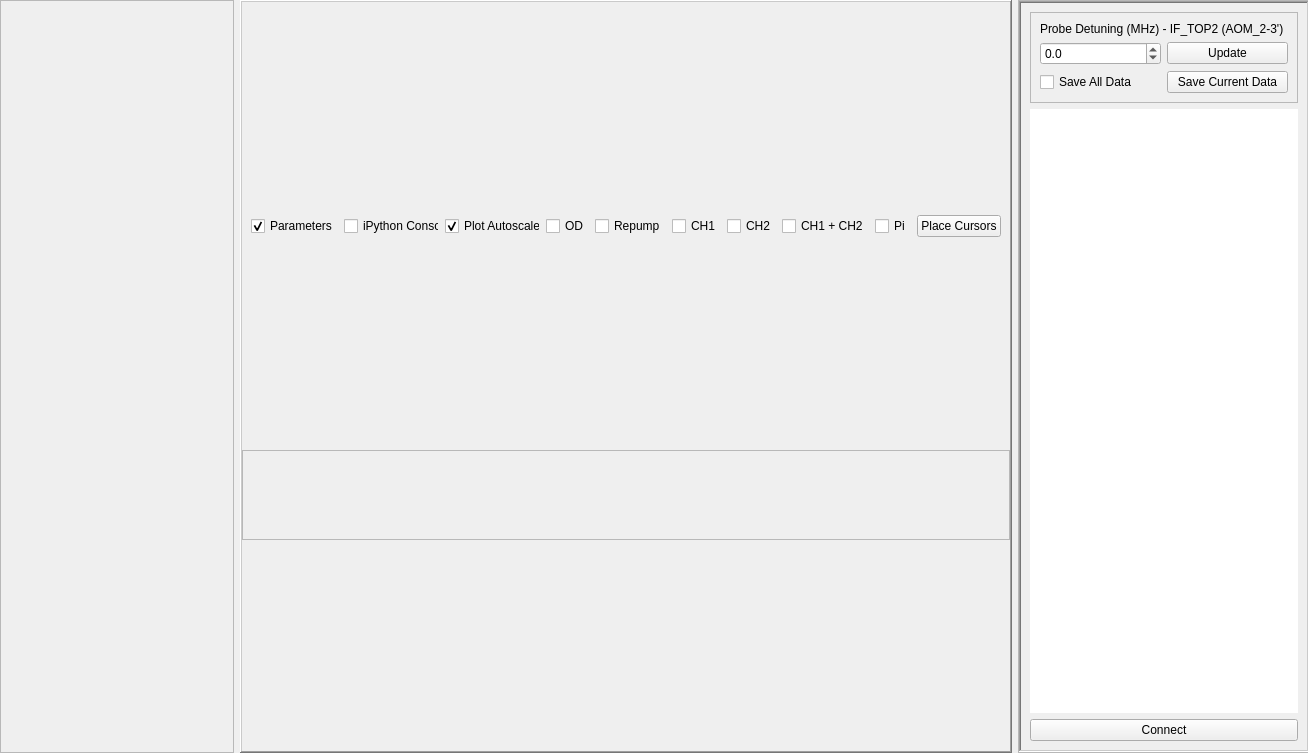
Above: widgets/STIRAP/gui.ui from JeremyQO/GUI-Experiment before the change. Below: the same form after it.
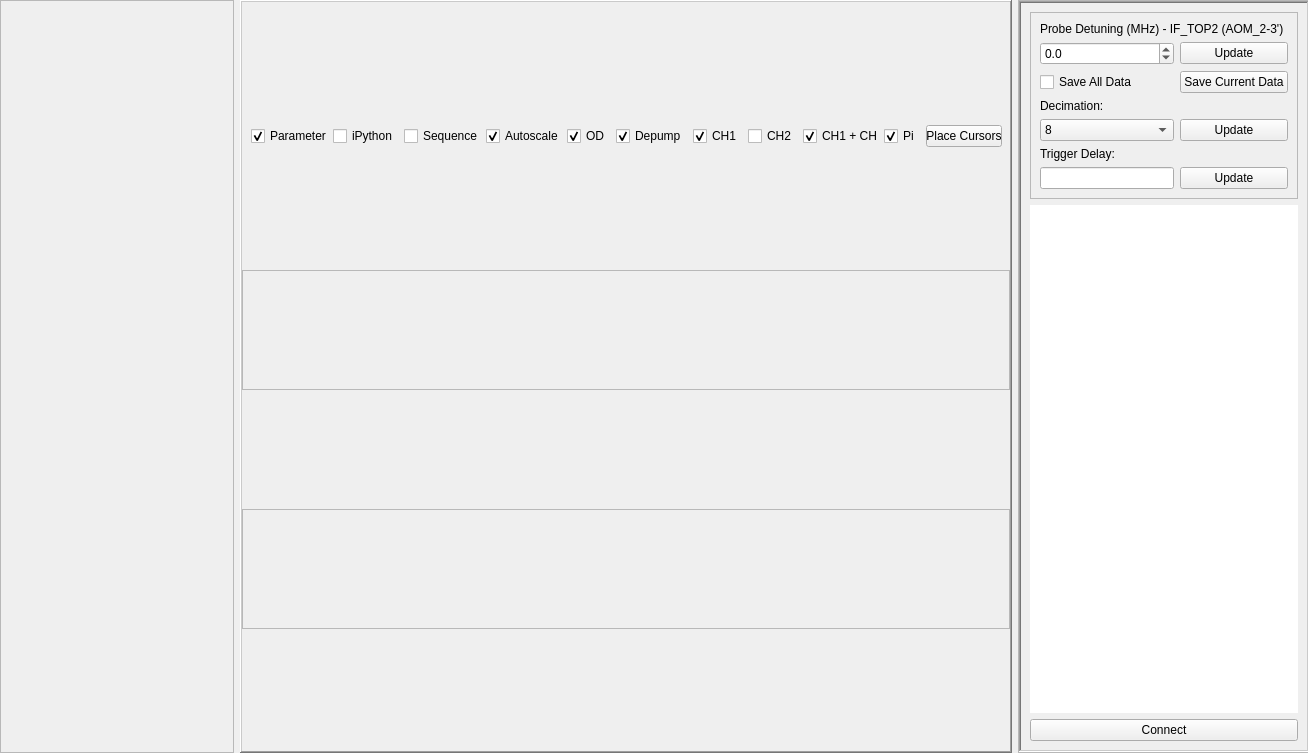
That is the form after the change.

Commit message: added buttons for the stirap sequence

The edit to the form file:
```diff
--- a/widgets/STIRAP/gui.ui
+++ b/widgets/STIRAP/gui.ui
@@ -115,14 +115,21 @@
             <bool>true</bool>
            </property>
            <property name="text">
-            <string>iPython Console</string>
+            <string>iPython</string>
+           </property>
+          </widget>
+         </item>
+         <item>
+          <widget class="QCheckBox" name="checkBox_sequence">
+           <property name="text">
+            <string>Sequence</string>
            </property>
           </widget>
          </item>
          <item>
           <widget class="QCheckBox" name="checkBox_plotAutoscale">
            <property name="text">
-            <string>Plot Autoscale</string>
+            <string>Autoscale</string>
            </property>
            <property name="checked">
             <bool>true</bool>
@@ -134,6 +141,9 @@
            <property name="text">
             <string>OD</string>
            </property>
+           <property name="checked">
+            <bool>true</bool>
+           </property>
           </widget>
          </item>
          <item>
@@ -145,7 +155,10 @@
             </size>
            </property>
            <property name="text">
-            <string>Repump</string>
+            <string>Depump</string>
+           </property>
+           <property name="checked">
+            <bool>true</bool>
            </property>
           </widget>
          </item>
@@ -163,6 +176,9 @@
            <property name="text">
             <string>CH1</string>
            </property>
+           <property name="checked">
+            <bool>true</bool>
+           </property>
           </widget>
          </item>
          <item>
@@ -176,6 +192,9 @@
            <property name="text">
             <string>CH2</string>
            </property>
+           <property name="checked">
+            <bool>false</bool>
+           </property>
           </widget>
          </item>
          <item>
@@ -189,6 +208,9 @@
            <property name="text">
             <string>CH1 + CH2</string>
            </property>
+           <property name="checked">
+            <bool>true</bool>
+           </property>
           </widget>
          </item>
          <item>
@@ -196,6 +218,9 @@
            <property name="text">
             <string>Pi</string>
            </property>
+           <property name="checked">
+            <bool>true</bool>
+           </property>
           </widget>
          </item>
          <item>
@@ -216,7 +241,7 @@
         <property name="maximumSize">
          <size>
           <width>16777215</width>
-          <height>90</height>
+          <height>120</height>
          </size>
         </property>
         <property name="frameShape">
@@ -244,6 +269,22 @@
         </layout>
        </widget>
       </item>
+      <item>
+       <widget class="QFrame" name="frame_STIRAP_sequence">
+        <property name="maximumSize">
+         <size>
+          <width>16777215</width>
+          <height>120</height>
+         </size>
+        </property>
+        <property name="frameShape">
+         <enum>QFrame::StyledPanel</enum>
+        </property>
+        <property name="frameShadow">
+         <enum>QFrame::Raised</enum>
+        </property>
+       </widget>
+      </item>
      </layout>
     </widget>
    </item>
@@ -351,6 +392,74 @@
               </property>
              </widget>
             </item>
+            <item row="3" column="1">
+             <widget class="QLabel" name="label_2">
+              <property name="text">
+               <string>Decimation:</string>
+              </property>
+             </widget>
+            </item>
+            <item row="7" column="2">
+             <widget class="QPushButton" name="pushButton_updateTriggerDelay">
+              <property name="text">
+               <string>Update</string>
+              </property>
+             </widget>
+            </item>
+            <item row="6" column="1">
+             <widget class="QLabel" name="label_3">
+              <property name="text">
+               <string>Trigger Delay:</string>
+              </property>
+             </widget>
+            </item>
+            <item row="7" column="1">
+             <widget class="QLineEdit" name="lineEdit_triggerDelay"/>
+            </item>
+            <item row="4" column="1">
+             <widget class="QComboBox" name="comboBox_decimation">
+              <property name="currentIndex">
+               <number>1</number>
+              </property>
+              <item>
+               <property name="text">
+                <string>1</string>
+               </property>
+              </item>
+              <item>
+               <property name="text">
+                <string>8</string>
+               </property>
+              </item>
+              <item>
+               <property name="text">
+                <string>64</string>
+               </property>
+              </item>
+              <item>
+               <property name="text">
+                <string>1024</string>
+               </property>
+              </item>
+              <item>
+               <property name="text">
+                <string>8192</string>
+               </property>
+              </item>
+              <item>
+               <property name="text">
+                <string>65536</string>
+               </property>
+              </item>
+             </widget>
+            </item>
+            <item row="4" column="2">
+             <widget class="QPushButton" name="pushButton_updateDecimation">
+              <property name="text">
+               <string>Update</string>
+              </property>
+             </widget>
+            </item>
            </layout>
           </widget>
          </item>
```
Left out of the diff: 20 changed lines with no effect on the pictures. The commit also changes 7 other files.
